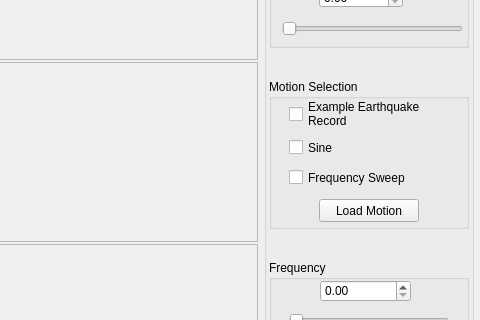
The window that mainwindow.ui (longchen-geo/TransferFunctionTool_superseded) describes before a commit, drawn with Qt 5; both pictures show x 420 to 900 and y 307 to 627 of the 900 by 918 pixel window.
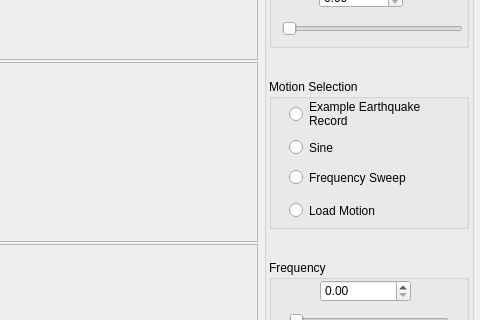
The same window after the commit. Custom widgets are drawn as their Qt base class.

Commit message: change from checkbox to radiobox, update project file

Diff of the .ui file:
```diff
--- a/mainwindow.ui
+++ b/mainwindow.ui
@@ -427,7 +427,7 @@
                <property name="title">
                 <string>Motion Selection</string>
                </property>
-               <widget class="QCheckBox" name="btn_earthquake">
+               <widget class="QRadioButton" name="btn_earthquake">
                 <property name="geometry">
                  <rect>
                   <x>20</x>
@@ -456,7 +456,7 @@
                  <string notr="true">buttonGroup</string>
                 </attribute>
                </widget>
-               <widget class="QCheckBox" name="btn_sine">
+               <widget class="QRadioButton" name="btn_sine">
                 <property name="geometry">
                  <rect>
                   <x>20</x>
@@ -484,7 +484,7 @@
                  <string notr="true">buttonGroup</string>
                 </attribute>
                </widget>
-               <widget class="QCheckBox" name="btn_sweep">
+               <widget class="QRadioButton" name="btn_sweep">
                 <property name="geometry">
                  <rect>
                   <x>20</x>
@@ -512,10 +512,10 @@
                  <string notr="true">buttonGroup</string>
                 </attribute>
                </widget>
-               <widget class="QPushButton" name="loadMotion">
+               <widget class="QRadioButton" name="loadMotion">
                 <property name="geometry">
                  <rect>
-                  <x>50</x>
+                  <x>20</x>
                   <y>120</y>
                   <width>100</width>
                   <height>23</height>
```
Left out of the diff: 11 changed lines with no effect on the pictures. The commit also changes 2 other files.
